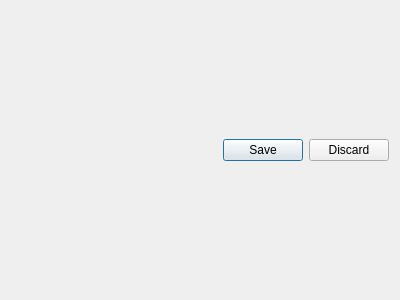
Above: ImageToolbox/ConfigDialog.ui from rrozek/ImageToolbox before the change. Below: the same form after it.
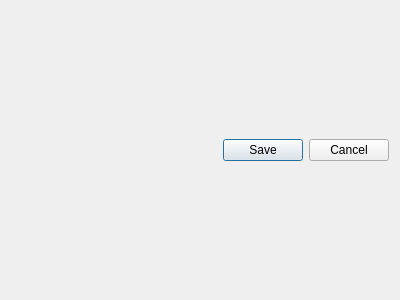
That is the form after the change.

Commit message: GUI improvements, JPEG support, Configuration dialog, settings.ini file, Windows Installer NSIS script, CMYK EPS colorspace fixes

The edit to the form file:
```diff
--- a/ImageToolbox/ConfigDialog.ui
+++ b/ImageToolbox/ConfigDialog.ui
@@ -26,7 +26,7 @@
       <enum>Qt::Horizontal</enum>
      </property>
      <property name="standardButtons">
-      <set>QDialogButtonBox::Discard|QDialogButtonBox::Save</set>
+      <set>QDialogButtonBox::Cancel|QDialogButtonBox::Save</set>
      </property>
     </widget>
    </item>
```
Left out of the diff: 2 changed lines with no effect on the pictures. The commit also changes 54 other files.
